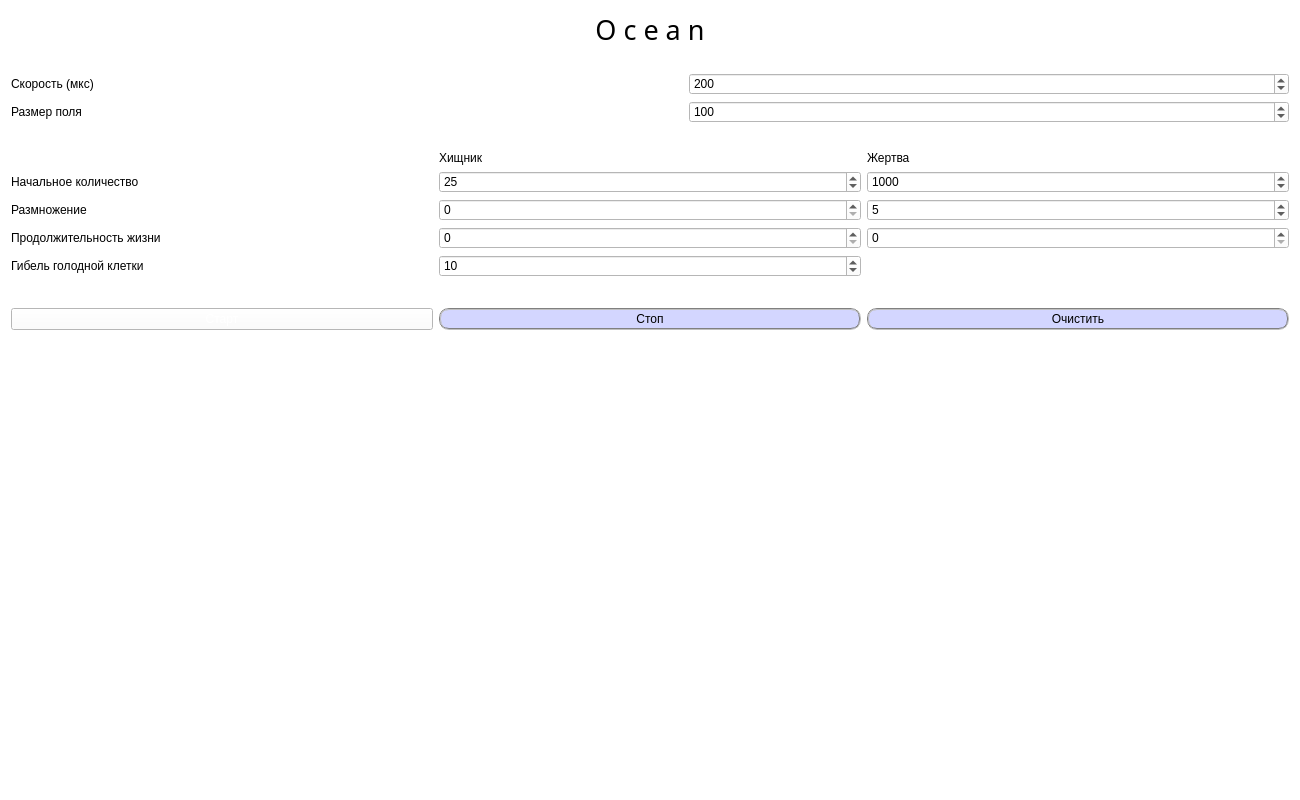
aleksl0l/Ocean, file ocean.ui: the form before one commit.
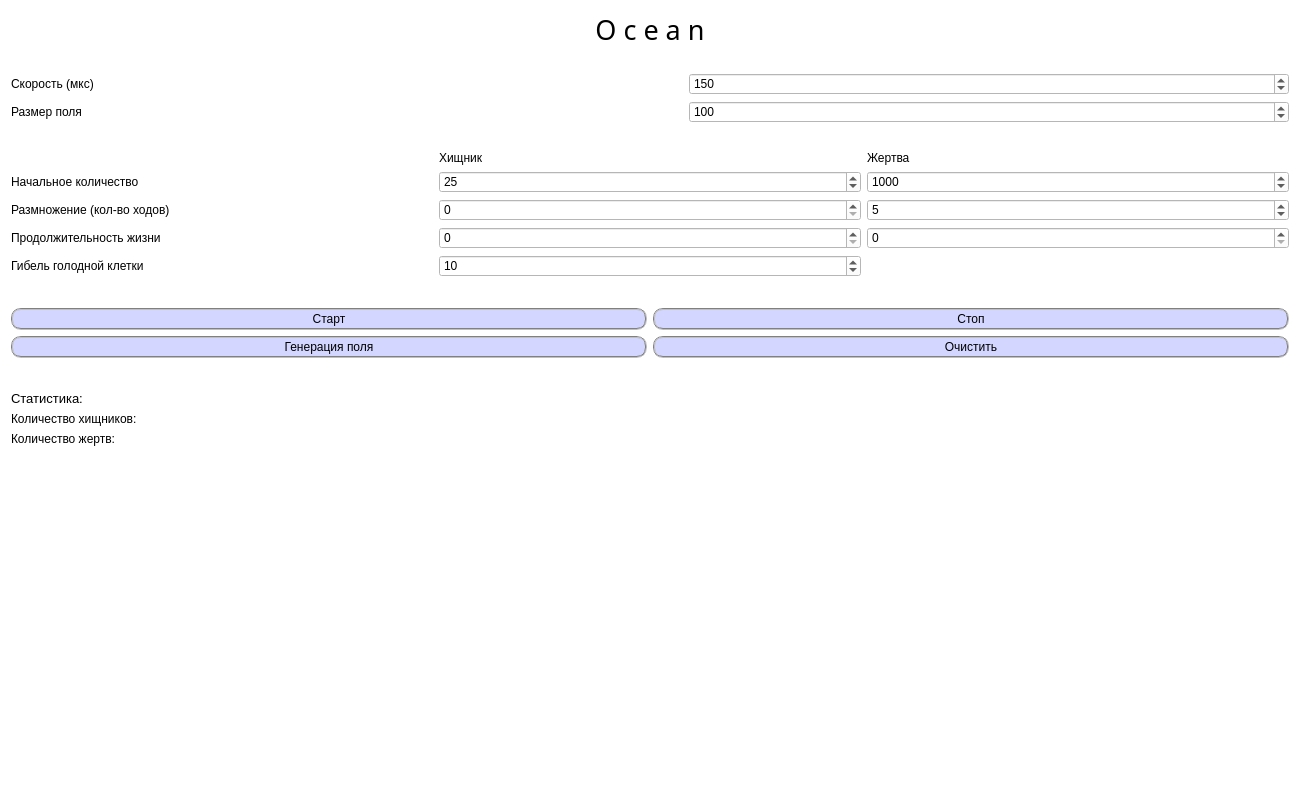
The form after the commit.

```diff
--- a/ocean.ui
+++ b/ocean.ui
@@ -80,11 +80,14 @@
           </item>
           <item row="0" column="1">
            <widget class="QSpinBox" name="UpTimeBox">
+            <property name="minimum">
+             <number>10</number>
+            </property>
             <property name="maximum">
              <number>5000</number>
             </property>
             <property name="value">
-             <number>200</number>
+             <number>150</number>
             </property>
            </widget>
           </item>
@@ -159,7 +162,7 @@
           <item row="4" column="0">
            <widget class="QLabel" name="label">
             <property name="text">
-             <string>Размножение</string>
+             <string>Размножение (кол-во ходов)</string>
             </property>
            </widget>
           </item>
@@ -190,21 +193,24 @@
          </layout>
         </item>
         <item>
-         <layout class="QHBoxLayout" name="horizontalLayout">
+         <layout class="QGridLayout" name="gridLayout_3">
           <property name="topMargin">
            <number>25</number>
           </property>
-          <item>
+          <item row="0" column="0">
            <widget class="QPushButton" name="startButton">
             <property name="styleSheet">
-             <string notr="true">color: qlineargradient(spread:pad, x1:0, y1:0, x2:1, y2:0, stop:0 rgba(0, 0, 0, 255), stop:1 rgba(255, 255, 255, 255));</string>
+             <string notr="true">background-color: rgb(211, 214, 255);
+    border: 2px groove gray;
+    border-radius: 10px;
+    padding: 2px 4px;</string>
             </property>
             <property name="text">
              <string>Старт</string>
             </property>
            </widget>
           </item>
-          <item>
+          <item row="0" column="1">
            <widget class="QPushButton" name="stopButton">
             <property name="styleSheet">
              <string notr="true">background-color: rgb(211, 214, 255);
@@ -217,7 +223,7 @@
             </property>
            </widget>
           </item>
-          <item>
+          <item row="1" column="1">
            <widget class="QPushButton" name="clearButton">
             <property name="styleSheet">
              <string notr="true">background-color: rgb(211, 214, 255);
@@ -230,8 +236,71 @@
             </property>
            </widget>
           </item>
+          <item row="1" column="0">
+           <widget class="QPushButton" name="pushButton">
+            <property name="styleSheet">
+             <string notr="true">background-color: rgb(211, 214, 255);
+    border: 2px groove gray;
+    border-radius: 10px;
+    padding: 2px 4px;</string>
+            </property>
+            <property name="text">
+             <string>Генерация поля</string>
+            </property>
+           </widget>
+          </item>
          </layout>
         </item>
+        <item>
+         <layout class="QGridLayout" name="gridLayout_6">
+          <property name="topMargin">
+           <number>27</number>
+          </property>
+          <item row="3" column="1">
+           <widget class="QLabel" name="countVictims">
+            <property name="text">
+             <string/>
+            </property>
+           </widget>
+          </item>
+          <item row="1" column="1">
+           <widget class="QLabel" name="countPredators">
+            <property name="text">
+             <string/>
+            </property>
+           </widget>
+          </item>
+          <item row="3" column="0">
+           <widget class="QLabel" name="label_6">
+            <property name="text">
+             <string>Количество жертв:</string>
+            </property>
+           </widget>
+          </item>
+          <item row="1" column="0">
+           <widget class="QLabel" name="label_7">
+            <property name="text">
+             <string>Количество хищников:</string>
+            </property>
+           </widget>
+          </item>
+          <item row="0" column="0">
+           <widget class="QLabel" name="label_5">
+            <property name="font">
+             <font>
+              <pointsize>10</pointsize>
+             </font>
+            </property>
+            <property name="text">
+             <string>Статистика:</string>
+            </property>
+           </widget>
+          </item>
+         </layout>
+        </item>
+        <item>
+         <layout class="QGridLayout" name="gridLayout_5"/>
+        </item>
         <item>
          <spacer name="verticalSpacer">
           <property name="orientation">
```
Left out of the diff: 3 changed lines with no effect on the pictures.
